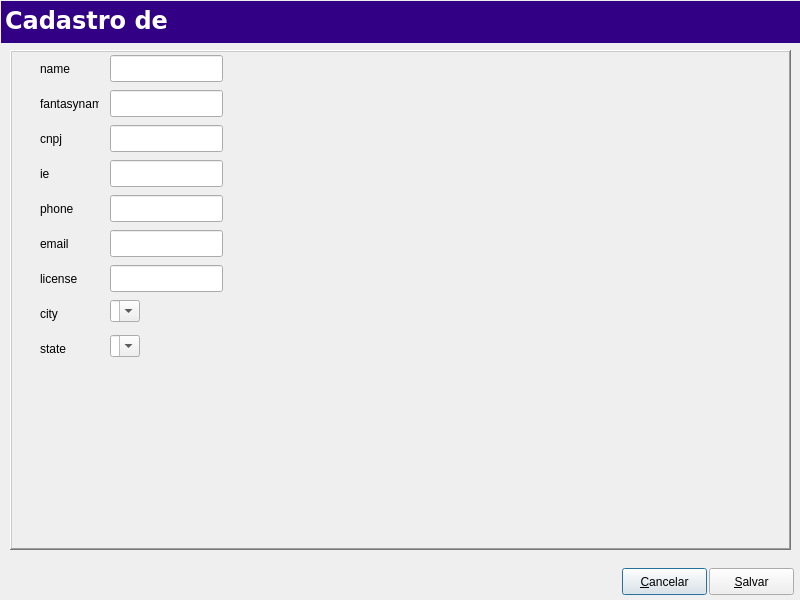
MarcoBueno1/qrad, file Projects/Blink/Plugins/visit/editmaincompany.ui: the form before one commit.
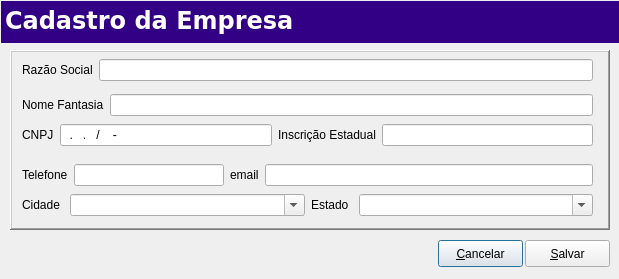
The form after the commit. Custom widgets are drawn as their Qt base class.

Diff of the .ui file:
```diff
--- a/Projects/Blink/Plugins/visit/editmaincompany.ui
+++ b/Projects/Blink/Plugins/visit/editmaincompany.ui
@@ -5,8 +5,8 @@
   <rect>
    <x>0</x>
    <y>0</y>
-   <width>800</width>
-   <height>600</height>
+    <width>619</width>
+    <height>279</height>
   </rect>
  </property>
  <property name="windowTitle">
@@ -17,8 +17,8 @@
       <rect>
        <x>10</x>
        <y>50</y>
-       <width>781</width>
-       <height>500</height>
+     <width>600</width>
+     <height>180</height>
       </rect>
      </property>
      <property name="frameShape">
@@ -27,189 +27,162 @@
      <property name="frameShadow">
       <enum>QFrame::Raised</enum>
      </property>
- <widget class="QLabel" name="Lblname">
+   <widget class="QWidget" name="">
 <property name="geometry">
  <rect>
-  <x>30</x>
-  <y>10</y>
-  <width>59</width>
-  <height>17</height>
- </rect>
-</property>
-<property name="text">
- <string>name</string>
-</property>
-</widget>
-<widget class="QLineEdit" name="LnEdtname">
- <property name="geometry">
-  <rect>
-   <x>100</x>
-   <y>5</y>
-   <width>113</width>
-   <height>27</height>
-  </rect>
- </property>
-</widget>
-<widget class="QLabel" name="Lblfantasyname">
-<property name="geometry">
- <rect>
-  <x>30</x>
-  <y>45</y>
-  <width>59</width>
-  <height>17</height>
- </rect>
-</property>
-<property name="text">
- <string>fantasyname</string>
-</property>
-</widget>
-<widget class="QLineEdit" name="LnEdtfantasyname">
- <property name="geometry">
-  <rect>
-   <x>100</x>
-   <y>40</y>
-   <width>113</width>
-   <height>27</height>
-  </rect>
- </property>
-</widget>
+      <x>12</x>
+      <y>74</y>
+      <width>571</width>
+      <height>22</height>
+     </rect>
+    </property>
+    <layout class="QHBoxLayout" name="horizontalLayout">
+     <item>
 <widget class="QLabel" name="Lblcnpj">
-<property name="geometry">
- <rect>
-  <x>30</x>
-  <y>80</y>
-  <width>59</width>
-  <height>17</height>
- </rect>
-</property>
 <property name="text">
- <string>cnpj</string>
-</property>
-</widget>
+        <string>CNPJ</string>
+       </property>
+      </widget>
+     </item>
+     <item>
 <widget class="QLineEdit" name="LnEdtcnpj">
- <property name="geometry">
-  <rect>
-   <x>100</x>
-   <y>75</y>
-   <width>113</width>
-   <height>27</height>
-  </rect>
- </property>
-</widget>
+       <property name="inputMask">
+        <string>99.999.999/9999-99</string>
+       </property>
+      </widget>
+     </item>
+     <item>
 <widget class="QLabel" name="Lblie">
+       <property name="text">
+        <string>Inscrição Estadual</string>
+       </property>
+      </widget>
+     </item>
+     <item>
+      <widget class="QLineEdit" name="LnEdtie"/>
+     </item>
+    </layout>
+   </widget>
+   <widget class="QWidget" name="">
 <property name="geometry">
  <rect>
-  <x>30</x>
-  <y>115</y>
-  <width>59</width>
-  <height>17</height>
- </rect>
-</property>
+      <x>12</x>
+      <y>9</y>
+      <width>571</width>
+      <height>22</height>
+     </rect>
+    </property>
+    <layout class="QHBoxLayout" name="horizontalLayout_2">
+     <item>
+      <widget class="QLabel" name="Lblname">
+       <property name="minimumSize">
+        <size>
+         <width>71</width>
+         <height>0</height>
+        </size>
+       </property>
 <property name="text">
- <string>ie</string>
-</property>
-</widget>
-<widget class="QLineEdit" name="LnEdtie">
+        <string>Razão Social</string>
+       </property>
+      </widget>
+     </item>
+     <item>
+      <widget class="QLineEdit" name="LnEdtname"/>
+     </item>
+    </layout>
+   </widget>
+   <widget class="QWidget" name="">
  <property name="geometry">
   <rect>
-   <x>100</x>
-   <y>110</y>
-   <width>113</width>
-   <height>27</height>
-  </rect>
- </property>
-</widget>
+      <x>12</x>
+      <y>44</y>
+      <width>571</width>
+      <height>22</height>
+     </rect>
+    </property>
+    <layout class="QHBoxLayout" name="horizontalLayout_3">
+     <item>
+      <widget class="QLabel" name="Lblfantasyname">
+       <property name="text">
+        <string>Nome Fantasia</string>
+       </property>
+      </widget>
+     </item>
+     <item>
+      <widget class="QLineEdit" name="LnEdtfantasyname"/>
+     </item>
+    </layout>
+   </widget>
+   <widget class="QWidget" name="">
+    <property name="geometry">
+     <rect>
+      <x>12</x>
+      <y>114</y>
+      <width>571</width>
+      <height>22</height>
+     </rect>
+    </property>
+    <layout class="QHBoxLayout" name="horizontalLayout_4">
+     <item>
 <widget class="QLabel" name="Lblphone">
-<property name="geometry">
- <rect>
-  <x>30</x>
-  <y>150</y>
-  <width>59</width>
-  <height>17</height>
- </rect>
-</property>
 <property name="text">
- <string>phone</string>
-</property>
-</widget>
+        <string>Telefone</string>
+       </property>
+      </widget>
+     </item>
+     <item>
 <widget class="QLineEdit" name="LnEdtphone">
- <property name="geometry">
-  <rect>
-   <x>100</x>
-   <y>145</y>
-   <width>113</width>
-   <height>27</height>
-  </rect>
- </property>
-</widget>
+       <property name="maximumSize">
+        <size>
+         <width>150</width>
+         <height>16777215</height>
+        </size>
+       </property>
+      </widget>
+     </item>
+     <item>
 <widget class="QLabel" name="Lblemail">
-<property name="geometry">
- <rect>
-  <x>30</x>
-  <y>185</y>
-  <width>59</width>
-  <height>17</height>
- </rect>
-</property>
 <property name="text">
  <string>email</string>
 </property>
 </widget>
-<widget class="QLineEdit" name="LnEdtemail">
- <property name="geometry">
-  <rect>
-   <x>100</x>
-   <y>180</y>
-   <width>113</width>
-   <height>27</height>
-  </rect>
- </property>
-</widget>
-<widget class="QLabel" name="Lbllicense">
+     </item>
+     <item>
+      <widget class="QLineEdit" name="LnEdtemail"/>
+     </item>
+    </layout>
+   </widget>
+   <widget class="QWidget" name="">
 <property name="geometry">
  <rect>
-  <x>30</x>
-  <y>220</y>
-  <width>59</width>
-  <height>17</height>
- </rect>
-</property>
-<property name="text">
- <string>license</string>
-</property>
-</widget>
-<widget class="QLineEdit" name="LnEdtlicense">
- <property name="geometry">
-  <rect>
-   <x>100</x>
-   <y>215</y>
-   <width>113</width>
-   <height>27</height>
-  </rect>
- </property>
-</widget>
+      <x>12</x>
+      <y>144</y>
+      <width>571</width>
+      <height>22</height>
+     </rect>
+    </property>
+    <layout class="QHBoxLayout" name="horizontalLayout_5">
+     <item>
 <widget class="QLabel" name="Lblcity">
-<property name="geometry">
- <rect>
-  <x>30</x>
-  <y>255</y>
-  <width>59</width>
-  <height>17</height>
- </rect>
+       <property name="minimumSize">
+        <size>
+         <width>0</width>
+         <height>0</height>
+        </size>
+       </property>
+       <property name="maximumSize">
+        <size>
+         <width>42</width>
+         <height>16777215</height>
+        </size>
 </property>
 <property name="text">
- <string>city</string>
-</property>
-</widget>
+        <string>Cidade</string>
+       </property>
+      </widget>
+     </item>
+     <item>
 <widget class="SComboBox" name="CmbBxcity">
-<property name="geometry">
- <rect>
-  <x>100</x>
-  <y>250</y>
-  <width>120</width>
-  <height>33</height>
- </rect>
-</property>
     <property name="editable">
      <bool>true</bool>
     </property>
@@ -222,28 +195,22 @@
 </property>
 </item>
 </widget>
+     </item>
+     <item>
 <widget class="QLabel" name="Lblstate">
-<property name="geometry">
- <rect>
-  <x>30</x>
-  <y>290</y>
-  <width>59</width>
-  <height>17</height>
- </rect>
+       <property name="maximumSize">
+        <size>
+         <width>42</width>
+         <height>16777215</height>
+        </size>
 </property>
 <property name="text">
- <string>state</string>
-</property>
-</widget>
+        <string>Estado</string>
+       </property>
+      </widget>
+     </item>
+     <item>
 <widget class="SComboBox" name="CmbBxstate">
-<property name="geometry">
- <rect>
-  <x>100</x>
-  <y>285</y>
-  <width>120</width>
-  <height>33</height>
- </rect>
-</property>
     <property name="editable">
      <bool>true</bool>
     </property>
@@ -252,9 +219,12 @@
     </property>
 <item>
 <property name="text">
- <string></string>
-</property>
-</item>
+         <string/>
+        </property>
+       </item>
+      </widget>
+     </item>
+    </layout>
 </widget>
     </widget>
 <widget class="QFrame" name="topmenu">
@@ -489,7 +459,7 @@
    <number>1</number>
   </property>
   <property name="text">
-   <string>Cadastro de </string>
+     <string>Cadastro da Empresa</string>
   </property>
   <property name="textFormat">
    <enum>Qt::AutoText</enum>
@@ -508,8 +478,8 @@
 <widget class="QPushButton" name="PshBtnCancel">
 <property name="geometry">
  <rect>
-  <x>622</x>
-  <y>568</y>
+     <x>438</x>
+     <y>240</y>
   <width>85</width>
   <height>27</height>
  </rect>
@@ -521,8 +491,8 @@
 <widget class="QPushButton" name="PshBtnSave">
 <property name="geometry">
  <rect>
-  <x>709</x>
-  <y>568</y>
+     <x>525</x>
+     <y>240</y>
   <width>85</width>
   <height>27</height>
  </rect>
```
Left out of the diff: 16 changed lines with no effect on the pictures. Lines whose indentation alone changed are shown as unchanged.
